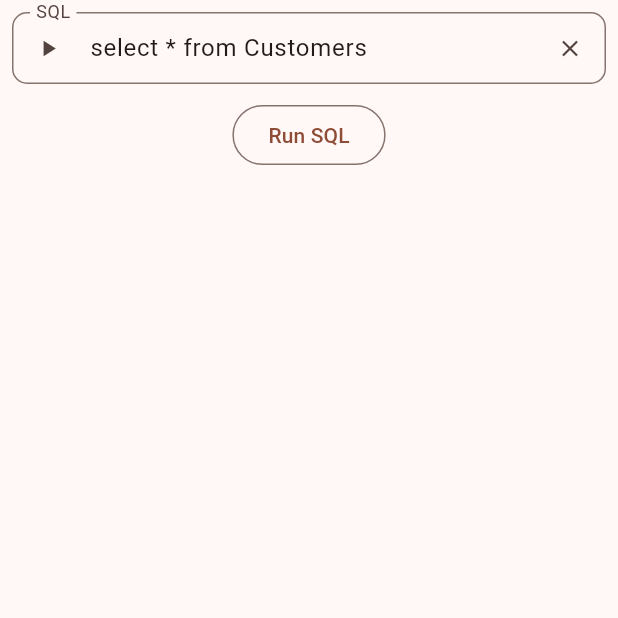
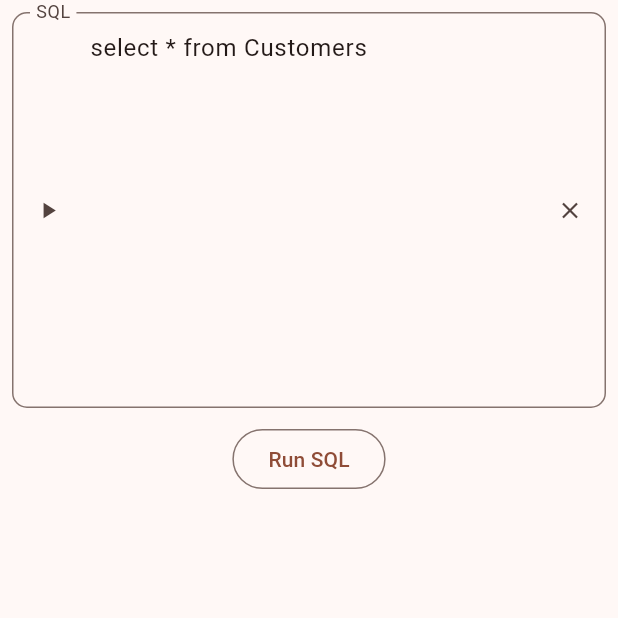
Before and after one commit to Jiyeopkim/flutter_dev, a Flutter app: the ExecScn screen opened by its route, on a phone screen of 412 x 824 dp, the top half of it. Run offline on Flutter 3.47's test engine with Material 2 defaults, Android fonts, the phone set to English and light mode, and no system bars; our stand-ins replace fluttertoast, get; missing offline and left inert: sqlite3, sqlparser.

Commit message:
* 깜빡임 제거 및 입력창 크기조절.

```diff
--- a/lib/screens/exec_scn.dart
+++ b/lib/screens/exec_scn.dart
@@ -62,13 +62,15 @@ class _ExecScn extends State<ExecScn> {
               Column(
                 children: [
                     TextField(
+                      keyboardType: TextInputType.multiline,
+                          minLines: 10,//Normal textInputField will be displayed
+                          maxLines: 10,// when user presses enter it will adapt to it
                           controller: textEditingController,
                           focusNode: searchFocusNode,
                           onChanged: (value) {
                             // word?.value = value;
                           },
-                          maxLines: 1,
-                          textInputAction: TextInputAction.go,
+                          // textInputAction: TextInputAction.go,
                           onSubmitted: (value) {
                             onExecPressed();
                           },
--- a/lib/screens/quiz_scn.dart
+++ b/lib/screens/quiz_scn.dart
@@ -58,7 +58,7 @@ class _QuizScn extends State<QuizScn> {
           Padding(
                 padding: const EdgeInsets.all(10),
                 child: Obx(() => isMade.value == false
-                    ? const Text('.퀴즈문제를 만들지 못했습니다.')
+                    ? const Text('')
                     :
 
                     SizedBox(
@@ -70,7 +70,7 @@ class _QuizScn extends State<QuizScn> {
                               crossAxisAlignment: CrossAxisAlignment.start,
                               mainAxisAlignment: MainAxisAlignment.start,
                               children:  <Widget>[
-                                const SizedBox(height: 2),
+                                const SizedBox(height: 10),
                                 SizedBox(
                                   width: MediaQuery.of(context).size.width,
                                   child: InputDecorator(
--- a/lib/screens/study_scn.dart
+++ b/lib/screens/study_scn.dart
@@ -50,7 +50,7 @@ class _StudyScn extends State<StudyScn> {
           },
           child:  Obx(
         () => cnt.isDataLoading.value
-            ? const Center(child: CircularProgressIndicator())
+            ? const SizedBox(height: 0,) // const Center(child: CircularProgressIndicator())
             : ListView.builder(
                 physics: const BouncingScrollPhysics(),
                 itemCount: cnt.sqlList.length,
```
Also changed, not shown: lib/controllers/sql_controller.dart (+4 -4 lines).
